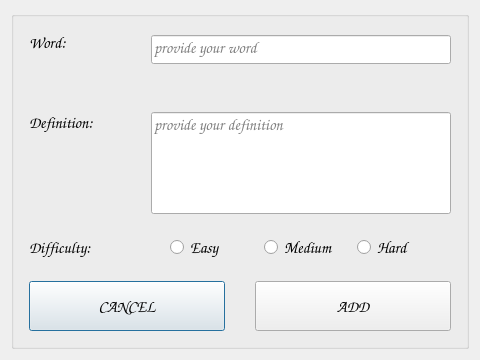
Before: the Qt Designer form GUI/Forms/addcustomworddialog.ui in dmitrykitty/hang-game, drawn with Qt 5.
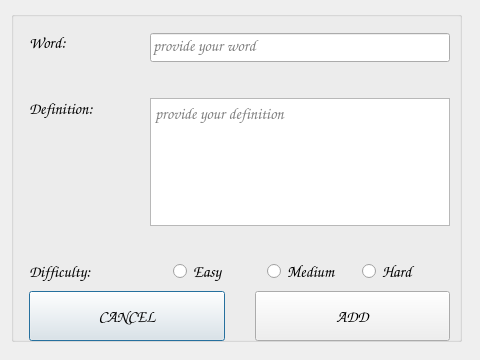
After: the same form once the commit is applied.

Commit message: validate definition method added

Diff of the .ui file:
```diff
--- a/GUI/Forms/addcustomworddialog.ui
+++ b/GUI/Forms/addcustomworddialog.ui
@@ -31,9 +31,15 @@
   <property name="windowTitle">
    <string>Add Custom Word</string>
   </property>
-  <layout class="QGridLayout" name="gridLayout_2">
-   <item row="0" column="0">
     <widget class="QGroupBox" name="groupBox">
+   <property name="geometry">
+    <rect>
+     <x>11</x>
+     <y>11</y>
+     <width>451</width>
+     <height>331</height>
+    </rect>
+   </property>
      <property name="font">
       <font>
        <family>Comic Sans MS</family>
@@ -54,26 +60,17 @@
      <property name="checkable">
       <bool>false</bool>
      </property>
-     <layout class="QGridLayout" name="gridLayout">
-      <property name="leftMargin">
-       <number>15</number>
-      </property>
-      <property name="topMargin">
-       <number>15</number>
-      </property>
-      <property name="rightMargin">
-       <number>15</number>
-      </property>
-      <property name="bottomMargin">
-       <number>15</number>
-      </property>
-      <property name="horizontalSpacing">
-       <number>10</number>
-      </property>
-      <property name="verticalSpacing">
-       <number>20</number>
-      </property>
-      <item row="0" column="0">
+   <widget class="QWidget" name="">
+    <property name="geometry">
+     <rect>
+      <x>18</x>
+      <y>21</y>
+      <width>421</width>
+      <height>309</height>
+     </rect>
+    </property>
+    <layout class="QVBoxLayout" name="verticalLayout_3">
+     <item>
        <layout class="QHBoxLayout" name="horizontalLayout_4">
         <property name="sizeConstraint">
          <enum>QLayout::SizeConstraint::SetFixedSize</enum>
@@ -195,7 +192,7 @@
         </item>
        </layout>
       </item>
-      <item row="1" column="0">
+     <item>
        <layout class="QHBoxLayout" name="horizontalLayout_3">
         <item>
          <widget class="QLabel" name="labelDefinition">
@@ -222,50 +219,70 @@
          </widget>
         </item>
         <item>
-         <widget class="QLineEdit" name="lineEditDefinition">
-          <property name="sizePolicy">
-           <sizepolicy hsizetype="Maximum" vsizetype="Expanding">
-            <horstretch>0</horstretch>
-            <verstretch>0</verstretch>
-           </sizepolicy>
-          </property>
+        <layout class="QVBoxLayout" name="verticalLayout_2">
+         <item>
+          <widget class="QPlainTextEdit" name="plainTextEditDefinition">
           <property name="minimumSize">
            <size>
             <width>300</width>
             <height>0</height>
            </size>
           </property>
-          <property name="font">
-           <font>
-            <family>Comic Sans MS</family>
-            <pointsize>12</pointsize>
-            <underline>false</underline>
-            <kerning>true</kerning>
-           </font>
-          </property>
-          <property name="text">
-           <string/>
-          </property>
-          <property name="frame">
-           <bool>true</bool>
-          </property>
-          <property name="cursorPosition">
-           <number>0</number>
-          </property>
-          <property name="alignment">
-           <set>Qt::AlignmentFlag::AlignLeading|Qt::AlignmentFlag::AlignLeft|Qt::AlignmentFlag::AlignTop</set>
-          </property>
-          <property name="dragEnabled">
-           <bool>false</bool>
-          </property>
           <property name="placeholderText">
            <string>provide your definition</string>
           </property>
          </widget>
         </item>
-       </layout>
-      </item>
-      <item row="2" column="0">
+         <item>
+          <widget class="QLabel" name="labelDefinitionError">
+           <property name="sizePolicy">
+            <sizepolicy hsizetype="Minimum" vsizetype="Fixed">
+             <horstretch>0</horstretch>
+             <verstretch>0</verstretch>
+            </sizepolicy>
+           </property>
+           <property name="minimumSize">
+            <size>
+             <width>0</width>
+             <height>20</height>
+            </size>
+           </property>
+           <property name="maximumSize">
+            <size>
+             <width>16777215</width>
+             <height>20</height>
+            </size>
+           </property>
+           <property name="font">
+            <font>
+             <family>Comic Sans MS</family>
+             <pointsize>10</pointsize>
+             <underline>false</underline>
+             <kerning>true</kerning>
+            </font>
+           </property>
+           <property name="lineWidth">
+            <number>0</number>
+           </property>
+           <property name="text">
+            <string/>
+           </property>
+           <property name="scaledContents">
+            <bool>false</bool>
+           </property>
+           <property name="alignment">
+            <set>Qt::AlignmentFlag::AlignBottom|Qt::AlignmentFlag::AlignLeading|Qt::AlignmentFlag::AlignLeft</set>
+           </property>
+           <property name="wordWrap">
+            <bool>false</bool>
+           </property>
+          </widget>
+         </item>
+        </layout>
+       </item>
+      </layout>
+     </item>
+     <item>
        <layout class="QHBoxLayout" name="horizontalLayout_5" stretch="1,2">
         <item>
          <widget class="QLabel" name="labelDifficulty">
@@ -336,7 +353,7 @@
         </item>
        </layout>
       </item>
-      <item row="3" column="0">
+     <item>
        <layout class="QHBoxLayout" name="horizontalLayout_2">
         <property name="spacing">
          <number>30</number>
@@ -377,8 +394,7 @@
       </item>
      </layout>
     </widget>
-   </item>
-  </layout>
+  </widget>
  </widget>
  <resources/>
  <connections/>
```
Lines whose indentation alone changed are shown as unchanged. The commit also changes 25 other files.
